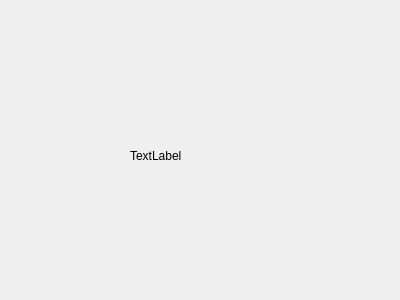
Qt form project/ScannercodeCheckSystem/showdatabaseform.ui (happyrabbit456/Qt5_dev) before a commit.
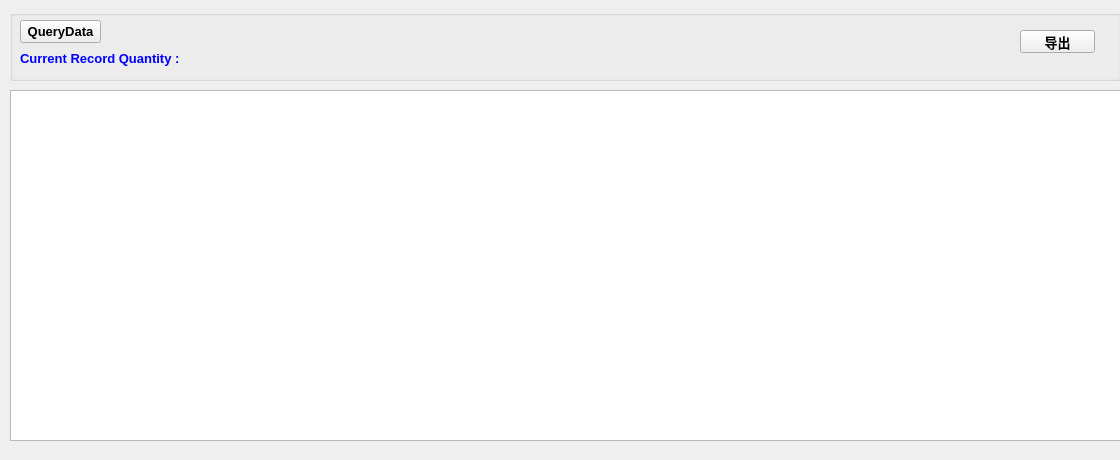
The same form after that commit.

```diff
--- a/project/ScannercodeCheckSystem/showdatabaseform.ui
+++ b/project/ScannercodeCheckSystem/showdatabaseform.ui
@@ -6,24 +6,97 @@
    <rect>
     <x>0</x>
     <y>0</y>
-    <width>400</width>
-    <height>300</height>
+    <width>1120</width>
+    <height>460</height>
    </rect>
   </property>
   <property name="windowTitle">
    <string>Form</string>
   </property>
-  <widget class="QLabel" name="label">
+  <widget class="QGroupBox" name="groupBoxDatabaseTitle">
    <property name="geometry">
     <rect>
-     <x>130</x>
-     <y>150</y>
-     <width>54</width>
-     <height>12</height>
+     <x>10</x>
+     <y>10</y>
+     <width>1111</width>
+     <height>71</height>
     </rect>
    </property>
-   <property name="text">
-    <string>TextLabel</string>
+   <property name="title">
+    <string/>
+   </property>
+   <widget class="QPushButton" name="btnQueryData">
+    <property name="geometry">
+     <rect>
+      <x>10</x>
+      <y>10</y>
+      <width>81</width>
+      <height>23</height>
+     </rect>
+    </property>
+    <property name="font">
+     <font>
+      <pointsize>10</pointsize>
+      <weight>75</weight>
+      <bold>true</bold>
+     </font>
+    </property>
+    <property name="text">
+     <string>QueryData</string>
+    </property>
+   </widget>
+   <widget class="QLabel" name="labelRecordTitle">
+    <property name="geometry">
+     <rect>
+      <x>10</x>
+      <y>40</y>
+      <width>211</width>
+      <height>16</height>
+     </rect>
+    </property>
+    <property name="font">
+     <font>
+      <pointsize>10</pointsize>
+      <weight>75</weight>
+      <bold>true</bold>
+     </font>
+    </property>
+    <property name="styleSheet">
+     <string notr="true">color: rgb(0, 0, 255);</string>
+    </property>
+    <property name="text">
+     <string>Current Record Quantity :</string>
+    </property>
+   </widget>
+   <widget class="QPushButton" name="btnExport">
+    <property name="geometry">
+     <rect>
+      <x>1010</x>
+      <y>20</y>
+      <width>75</width>
+      <height>23</height>
+     </rect>
+    </property>
+    <property name="font">
+     <font>
+      <pointsize>10</pointsize>
+      <weight>75</weight>
+      <bold>true</bold>
+     </font>
+    </property>
+    <property name="text">
+     <string>导出</string>
+    </property>
+   </widget>
+  </widget>
+  <widget class="QTableView" name="tableView">
+   <property name="geometry">
+    <rect>
+     <x>10</x>
+     <y>90</y>
+     <width>1111</width>
+     <height>351</height>
+    </rect>
    </property>
   </widget>
  </widget>
```
